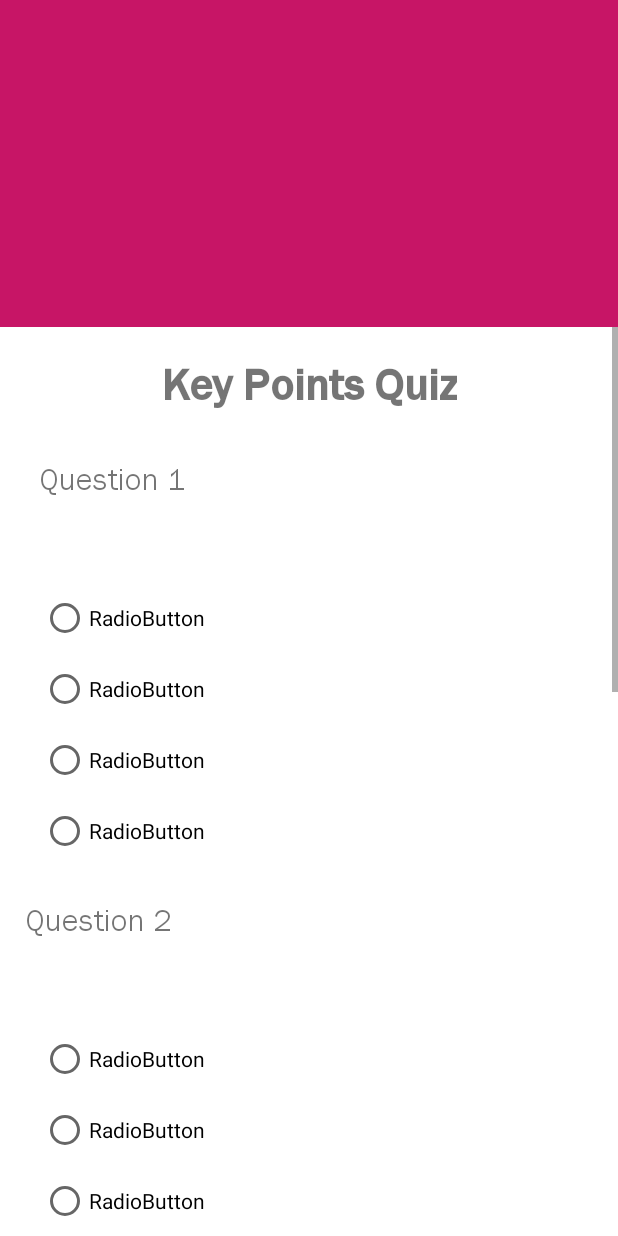
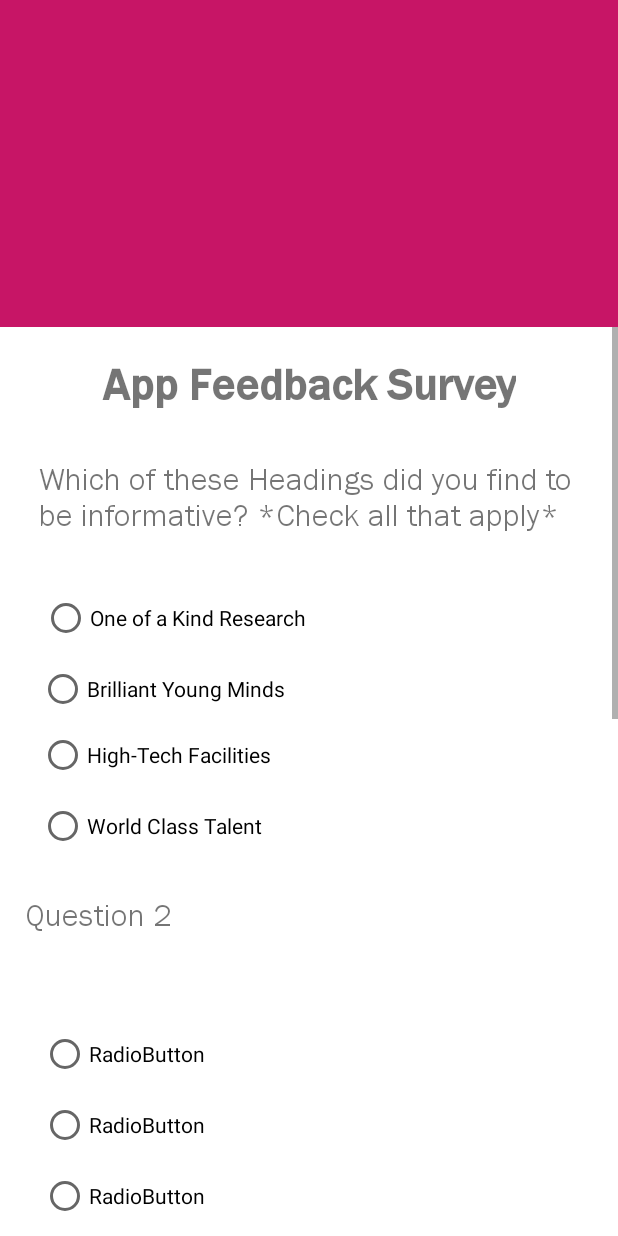
Before and after one commit to bravethefutureteam/BraveTheFuture, an Android app: the layout individual_survey.xml on its own in the app's theme, with its tools: preview values and no code run, on a phone screen of 412 x 824 dp. Run offline under Robolectric (Android 15) with nearby library versions, the phone set to English and light mode, and no system bars; plain views replace VrPanoramaView.

Commit message:
Update individual_survey.xml

```diff
--- a/MyApplication/app/src/main/res/layout/individual_survey.xml
+++ b/MyApplication/app/src/main/res/layout/individual_survey.xml
@@ -28,7 +28,7 @@
                 android:layout_height="wrap_content"
                 android:layout_marginTop="20dp"
                 android:fontFamily="@font/franklin_gothic_medium"
-            android:text="Key Points Quiz"
+                android:text="App Feedback Survey"
                 android:textAlignment="center"
                 android:textSize="30sp"
                 android:textStyle="bold"
@@ -44,7 +44,7 @@
                 android:layout_marginTop="30dp"
                 android:layout_marginEnd="35dp"
                 android:fontFamily="@font/franklin_gothic_book_regular"
-            android:text="Question 1"
+                android:text="Which of these Headings did you find to be informative? *Check all that apply*"
                 android:textSize="21sp"
                 app:layout_constraintEnd_toEndOf="parent"
                 app:layout_constraintStart_toStartOf="parent"
@@ -56,8 +56,8 @@
                 android:layout_height="wrap_content"
                 android:layout_marginStart="26dp"
                 android:layout_marginTop="20dp"
-            android:layout_marginEnd="274dp"
-            android:text="RadioButton"
+                android:layout_marginEnd="206dp"
+                android:text="One of a Kind Research"
                 app:layout_constraintEnd_toEndOf="parent"
                 app:layout_constraintStart_toStartOf="parent"
                 app:layout_constraintTop_toBottomOf="@+id/textView3" />
@@ -68,9 +68,7 @@
                 android:layout_height="wrap_content"
                 android:layout_marginStart="26dp"
                 android:layout_marginTop="15dp"
-            android:layout_marginEnd="274dp"
-            android:text="RadioButton"
-            app:layout_constraintEnd_toEndOf="parent"
+                android:text="Brilliant Young Minds"
                 app:layout_constraintStart_toStartOf="parent"
                 app:layout_constraintTop_toBottomOf="@+id/radioButton3" />
 
@@ -79,10 +77,11 @@
                 android:layout_width="wrap_content"
                 android:layout_height="wrap_content"
                 android:layout_marginStart="26dp"
-            android:layout_marginTop="15dp"
+                android:layout_marginTop="12dp"
                 android:layout_marginEnd="274dp"
-            android:text="RadioButton"
+                android:text="High-Tech Facilities"
                 app:layout_constraintEnd_toEndOf="parent"
+                app:layout_constraintHorizontal_bias="0.0"
                 app:layout_constraintStart_toStartOf="parent"
                 app:layout_constraintTop_toBottomOf="@+id/radioButton4" />
 
@@ -93,8 +92,9 @@
                 android:layout_marginStart="26dp"
                 android:layout_marginTop="15dp"
                 android:layout_marginEnd="274dp"
-            android:text="RadioButton"
+                android:text="World Class Talent"
                 app:layout_constraintEnd_toEndOf="parent"
+                app:layout_constraintHorizontal_bias="0.0"
                 app:layout_constraintStart_toStartOf="parent"
                 app:layout_constraintTop_toBottomOf="@+id/radioButton5" />
 
@@ -167,7 +167,7 @@
                 android:layout_marginTop="30dp"
                 android:layout_marginEnd="35dp"
                 android:fontFamily="@font/franklin_gothic_book_regular"
-            android:text="What High Tech Building is this?"
+                android:text="Did you find the inclusion of VR beneficial?"
                 android:textSize="21sp"
                 app:layout_constraintEnd_toEndOf="parent"
                 app:layout_constraintHorizontal_bias="1.0"
@@ -186,40 +186,16 @@
             </com.google.vr.sdk.widgets.pano.VrPanoramaView>
 
             <RadioButton
-            android:id="@+id/radioButton14"
-            android:layout_width="wrap_content"
-            android:layout_height="wrap_content"
-            android:layout_marginStart="26dp"
-            android:layout_marginTop="15dp"
-            android:layout_marginEnd="274dp"
-            android:text="RadioButton"
-            app:layout_constraintEnd_toEndOf="parent"
-            app:layout_constraintHorizontal_bias="1.0"
-            app:layout_constraintStart_toStartOf="parent"
-            app:layout_constraintTop_toBottomOf="@+id/radioButton13" />
-
-        <RadioButton
                 android:id="@+id/radioButton13"
                 android:layout_width="wrap_content"
                 android:layout_height="wrap_content"
                 android:layout_marginStart="26dp"
                 android:layout_marginTop="15dp"
-            android:layout_marginEnd="274dp"
-            android:text="RadioButton"
+                android:layout_marginEnd="334dp"
+                android:text="No"
                 app:layout_constraintEnd_toEndOf="parent"
-            app:layout_constraintHorizontal_bias="1.0"
                 app:layout_constraintStart_toStartOf="parent"
                 app:layout_constraintTop_toBottomOf="@+id/radioButton12" />
-
-        <RadioButton
-            android:id="@+id/radioButton15"
-            android:layout_width="wrap_content"
-            android:layout_height="wrap_content"
-            android:layout_marginStart="24dp"
-            android:layout_marginTop="15dp"
-            android:text="RadioButton"
-            app:layout_constraintStart_toStartOf="parent"
-            app:layout_constraintTop_toBottomOf="@+id/radioButton14" />
 
             <RadioButton
                 android:id="@+id/radioButton12"
@@ -228,9 +204,9 @@
                 android:layout_marginStart="26dp"
                 android:layout_marginTop="20dp"
                 android:layout_marginEnd="274dp"
-            android:text="RadioButton"
+                android:text="Yes"
                 app:layout_constraintEnd_toEndOf="parent"
-            app:layout_constraintHorizontal_bias="1.0"
+                app:layout_constraintHorizontal_bias="0.017"
                 app:layout_constraintStart_toStartOf="parent"
                 app:layout_constraintTop_toBottomOf="@+id/vrPanoramaView" />
 
@@ -239,7 +215,7 @@
                 android:layout_width="wrap_content"
                 android:layout_height="wrap_content"
                 android:layout_marginStart="161dp"
-            android:layout_marginTop="250dp"
+                android:layout_marginTop="150dp"
                 android:layout_marginEnd="162dp"
                 android:layout_marginBottom="50dp"
                 android:onClick="launchSurvey"
```
Lines whose indentation alone changed are shown as unchanged.
